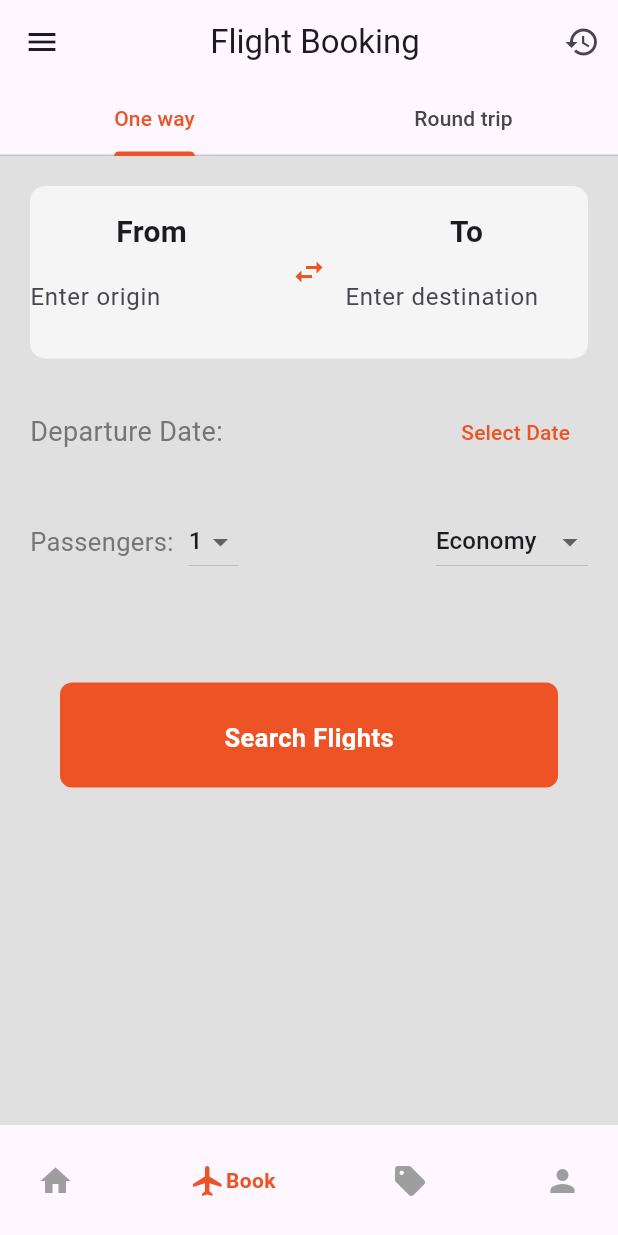
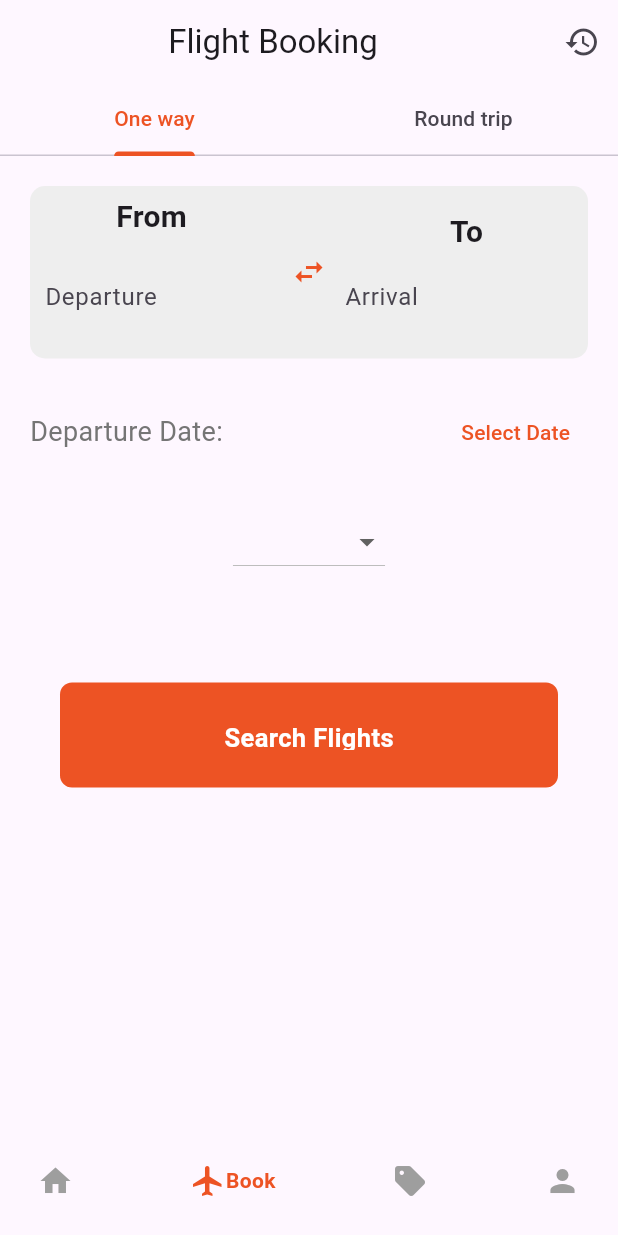
Before and after one commit to Skandaking/blueberry_app, a Flutter app: the screen it shows once a user with an empty profile is signed in, item 2 of the bottom bar chosen, on a phone screen of 412 x 824 dp. Run offline on Flutter 3.47's test engine with Material 3 defaults, Android fonts, the light colour scheme and no system bars; drawn by our look-alikes of google_nav_bar; our stand-ins replace carousel_slider, cloud_firestore, firebase_auth, firebase_core, google_fonts, google_sign_in and 1 more; accounts and stored records are empty.

Commit message:
created a search_flight_results page

```diff
--- /dev/null
+++ b/lib/Methods/search_flight.dart
@@ -0,0 +1,187 @@
+class Flight {
+  final String flightNumber;
+  final String departure;
+  final String arrival;
+  final String departureDate;
+  final String departureTime;
+  final int availableSeats;
+  final String price;
+  final String status;
+
+  Flight({
+    required this.flightNumber,
+    required this.departure,
+    required this.arrival,
+    required this.departureDate,
+    required this.departureTime,
+    required this.availableSeats,
+    required this.price,
+    required this.status,
+  });
+
+  factory Flight.fromJson(Map<String, dynamic> json) {
+    return Flight(
+      flightNumber: json['FlightNumber'] ?? json['uniqueID'],
+      departure: json['Departure'],
+      arrival: json['Arrival'],
+      departureDate: json['DepartureDate'],
+      departureTime: json['DepartureTime'],
+      availableSeats: json['AvailableSeats'],
+      price: json['Price'],
+      status: json['Status'],
+    );
+  }
+  Map<String, dynamic> toJson() {
+    return {
+      'flightNumber': flightNumber,
+      'departure': departure,
+      'arrival': arrival,
+      'departureDate': departureDate,
+      'departureTime': departureTime,
+      'availableSeats': availableSeats,
+      'price': price,
+      'status': status,
+    };
+  }
+}
+
+List<Flight> flights = [
+  {
+    "FlightNumber": "FL001",
+    "Departure": "Lilongwe (LLW)",
+    "Arrival": "Blantyre (BLT)",
+    "DepartureDate": "2024-04-11",
+    "DepartureTime": "08:30",
+    "AvailableSeats": 50,
+    "Price": "120",
+    "Status": "Active"
+  },
+  {
+    "FlightNumber": "FL010",
+    "Departure": "Lilongwe (LLW)",
+    "Arrival": "Blantyre (BLT)",
+    "DepartureDate": "2024-04-15",
+    "DepartureTime": "13:30",
+    "AvailableSeats": 50,
+    "Price": "120",
+    "Status": "Active"
+  },
+  {
+    "FlightNumber": "FL002",
+    "Departure": "Lilongwe (LLW)",
+    "Arrival": "Cape Town (CPT)",
+    "DepartureDate": "2024-04-12",
+    "DepartureTime": "10:00",
+    "AvailableSeats": 60,
+    "Price": "200",
+    "Status": "Active"
+  },
+  {
+    "FlightNumber": "FL003",
+    "Departure": "Lilongwe (LLW)",
+    "Arrival": "Mombasa (MBA)",
+    "DepartureDate": "2024-04-13",
+    "DepartureTime": "09:45",
+    "AvailableSeats": 45,
+    "Price": "210",
+    "Status": "Active"
+  },
+  {
+    "FlightNumber": "FL004",
+    "Departure": "Lilongwe (LLW)",
+    "Arrival": "Johannesburg (JNB)",
+    "DepartureDate": "2024-04-14",
+    "DepartureTime": "11:20",
+    "AvailableSeats": 55,
+    "Price": "140",
+    "Status": "Active"
+  },
+  {
+    "FlightNumber": "FL005",
+    "Departure": "Lilongwe (LLW)",
+    "Arrival": "Lagos (LOS)",
+    "DepartureDate": "2024-04-15",
+    "DepartureTime": "08:00",
+    "AvailableSeats": 40,
+    "Price": "125",
+    "Status": "Active"
+  },
+  {
+    "FlightNumber": "FL006",
+    "Departure": "Lilongwe (LLW)",
+    "Arrival": "Zanzibar City (ZNZ)",
+    "DepartureDate": "2024-04-16",
+    "DepartureTime": "10:30",
+    "AvailableSeats": 65,
+    "Price": "155",
+    "Status": "Active"
+  },
+  {
+    "FlightNumber": "FL007",
+    "Departure": "Lilongew (LLW)",
+    "Arrival": "Dar es Salaam (DAR)",
+    "DepartureDate": "2024-04-17",
+    "DepartureTime": "09:15",
+    "AvailableSeats": 70,
+    "Price": "160",
+    "Status": "Active"
+  },
+  {
+    "FlightNumber": "FL008",
+    "Departure": "Lilongwe (LLW)",
+    "Arrival": "Kigali (KGL)",
+    "DepartureDate": "2024-04-18",
+    "DepartureTime": "11:45",
+    "AvailableSeats": 48,
+    "Price": "220",
+    "Status": "Active"
+  },
+  {
+    "uniqueID": "FL009",
+    "Departure": "Lilongwe (LLW)",
+    "Arrival": "Accra (ACC)",
+    "DepartureDate": "2024-04-19",
+    "DepartureTime": "08:45",
+    "AvailableSeats": 53,
+    "Price": "145",
+    "Status": "Active"
+  }
+  // Add more flight data here...
+].map((json) => Flight.fromJson(json)).toList();
+
+List<Flight> searchFlightsByArrival(String toCity, String travelClass) {
+  List<Flight> results = flights
+      .where((flight) =>
+          flight.arrival.toLowerCase().contains(toCity.toLowerCase()))
+      .toList();
+
+  if (travelClass == 'Business') {
+    results = results
+        .map((flight) => Flight(
+              flightNumber: flight.flightNumber,
+              departure: flight.departure,
+              arrival: flight.arrival,
+              departureDate: flight.departureDate,
+              departureTime: flight.departureTime,
+              availableSeats: flight.availableSeats,
+              price: (int.parse(flight.price) * 2).toString(),
+              status: flight.status,
+            ))
+        .toList();
+  } else if (travelClass == 'First Class') {
+    results = results
+        .map((flight) => Flight(
+              flightNumber: flight.flightNumber,
+              departure: flight.departure,
+              arrival: flight.arrival,
+              departureDate: flight.departureDate,
+              departureTime: flight.departureTime,
+              availableSeats: flight.availableSeats,
+              price: (int.parse(flight.price) * 3).toString(),
+              status: flight.status,
+            ))
+        .toList();
+  }
+
+  return results;
+}
--- a/lib/pages/booking_page.dart
+++ b/lib/pages/booking_page.dart
@@ -1,8 +1,7 @@
+import 'package:blueberry_app/Methods/search_flight.dart';
 import 'package:blueberry_app/componets/my_button.dart';
-import 'package:blueberry_app/componets/side_navbar.dart';
-import 'package:flutter/cupertino.dart';
+import 'package:blueberry_app/pages/search_flight_results.dart';
 import 'package:flutter/material.dart';
-import 'package:flutter/widgets.dart';
 
 class BookingPage extends StatefulWidget {
   const BookingPage({Key? key}) : super(key: key);
@@ -14,22 +13,28 @@ class BookingPage extends StatefulWidget {
 class _BookingPageState extends State<BookingPage> {
   DateTime? departureDate;
   DateTime? returnDate;
+  String? fromCity;
+  String? toCity;
+  int? passengers;
+  String? travelClass;
+  double? totalPrice;
+
+  final TextEditingController _fromCityController = TextEditingController();
+  final TextEditingController _toCityController = TextEditingController();
+  //final TextEditingController _passengersController = TextEditingController();
 
   @override
   Widget build(BuildContext context) {
     return DefaultTabController(
       length: 2,
       child: Scaffold(
-        drawer: SideNavbar(),
-        backgroundColor: Colors.grey[300],
         appBar: AppBar(
           title: Center(child: Text('Flight Booking')),
           actions: [
             IconButton(icon: Icon(Icons.history), onPressed: () {}),
           ],
           bottom: TabBar(
-            indicatorColor: Theme.of(context)
-                .primaryColor, // Color of the selected tab indicator
+            indicatorColor: Theme.of(context).primaryColor,
             labelColor: Theme.of(context).primaryColor,
             tabs: [
               Tab(text: 'One way'),
@@ -48,14 +53,14 @@ class _BookingPageState extends State<BookingPage> {
                   children: [
                     // Search row for from and to
                     Container(
-                      height: 115.0, // Increased height for the row
+                      height: 115.0,
                       decoration: BoxDecoration(
                         borderRadius: BorderRadius.circular(10.0),
-                        color: Colors.grey[100],
+                        color: Colors.grey[200],
                       ),
                       child: Row(
                         children: [
-                          const Expanded(
+                          Expanded(
                             child: Column(
                               mainAxisAlignment: MainAxisAlignment.center,
                               children: [
@@ -67,10 +72,19 @@ class _BookingPageState extends State<BookingPage> {
                                   ),
                                 ),
                                 SizedBox(height: 5.0),
-                                TextField(
+                                Padding(
+                                  padding: const EdgeInsets.all(10.0),
+                                  child: TextField(
+                                    controller: _fromCityController,
                                     decoration: InputDecoration(
-                                    hintText: 'Enter origin',
+                                      hintText: 'Departure',
                                       border: InputBorder.none,
+                                    ),
+                                    onChanged: (value) {
+                                      setState(() {
+                                        fromCity = value;
+                                      });
+                                    },
                                   ),
                                 ),
                               ],
@@ -79,8 +93,9 @@ class _BookingPageState extends State<BookingPage> {
                           IconButton(
                             icon: Icon(Icons.swap_horiz),
                             color: Color.fromARGB(255, 237, 83, 36),
-                            onPressed:
-                                () {}, // Implement functionality to swap from and to
+                            onPressed: () {
+                              // Implement functionality to swap from and to
+                            },
                           ),
                           Expanded(
                             child: Column(
@@ -95,10 +110,16 @@ class _BookingPageState extends State<BookingPage> {
                                 ),
                                 SizedBox(height: 5.0),
                                 TextField(
+                                  controller: _toCityController,
                                   decoration: InputDecoration(
-                                    hintText: 'Enter destination',
+                                    hintText: 'Arrival',
                                     border: InputBorder.none,
                                   ),
+                                  onChanged: (value) {
+                                    setState(() {
+                                      toCity = value;
+                                    });
+                                  },
                                 ),
                               ],
                             ),
@@ -113,16 +134,19 @@ class _BookingPageState extends State<BookingPage> {
                         Text(
                           'Departure Date:',
                           style: TextStyle(
-                              fontSize: 18.0, color: Colors.grey[600]),
+                            fontSize: 18.0,
+                            color: Colors.grey[600],
+                          ),
                         ),
                         Spacer(),
                         TextButton(
                           onPressed: () {
-                            _selectDate(
-                                context, true); // Call function to pick a date
+                            _selectDate(context, true);
                           },
                           child: Text(
-                            'Select Date',
+                            departureDate == null
+                                ? 'Select Date'
+                                : '${departureDate!.day}/${departureDate!.month}/${departureDate!.year}',
                             style: TextStyle(
                               color: Color.fromARGB(255, 237, 83, 36),
                             ),
@@ -134,35 +158,10 @@ class _BookingPageState extends State<BookingPage> {
                     // Passengers and class selection
                     Row(
                       children: [
-                        Text(
-                          'Passengers:',
-                          style: TextStyle(
-                              fontSize: 17.0, color: Colors.grey[600]),
-                        ),
-                        SizedBox(width: 10.0),
-                        DropdownButton<int>(
-                          value: 1, // Initial value (1 passenger)
-                          items: [
-                            DropdownMenuItem(
-                              value: 1,
-                              child: Text('1'),
-                            ),
-                            DropdownMenuItem(
-                              value: 2,
-                              child: Text('2'),
-                            ),
-                            DropdownMenuItem(
-                              value: 3,
-                              child: Text('3'),
-                            ),
-                            // Add more options as needed
-                          ],
-                          onChanged:
-                              (value) {}, // Implement functionality to handle passenger selection
-                        ),
-                        Spacer(),
-                        DropdownButton<String>(
-                          value: 'Economy', // Initial value
+                        Expanded(
+                          child: Center(
+                            child: DropdownButton<String>(
+                              value: travelClass, // Update the value property
                               items: const [
                                 DropdownMenuItem(
                                   value: 'Economy',
@@ -177,20 +176,59 @@ class _BookingPageState extends State<BookingPage> {
                                   child: Text('First Class'),
                                 ),
                               ],
-                          onChanged:
-                              (value) {}, // Implement functionality to handle class selection
+                              onChanged: (value) {
+                                setState(() {
+                                  travelClass =
+                                      value; // Update the travelClass variable
+                                });
+                              },
+                            ),
+                          ),
                         ),
                       ],
                     ),
+
                     SizedBox(height: 70.0),
+
                     // Search flights button
                     SizedBox(
                       width: double.infinity,
                       height: 70.0,
                       child: MyButton(
                         text: 'Search Flights',
-                          onTap: () {},
-                        ))
+                        onTap: () {
+                          if (fromCity == null ||
+                              toCity == null ||
+                              departureDate == null) {
+                            ScaffoldMessenger.of(context).showSnackBar(
+                              SnackBar(
+                                content: Text('Please fill in all the fields'),
+                                duration: Duration(seconds: 2),
+                              ),
+                            );
+                          } else {
+                            final searchResults =
+                                searchFlightsByArrival(toCity!, travelClass!);
+                            if (searchResults.isEmpty) {
+                              ScaffoldMessenger.of(context).showSnackBar(
+                                SnackBar(
+                                  content: Text('No search results found'),
+                                  duration: Duration(seconds: 2),
+                                ),
+                              );
+                            } else {
+                              Navigator.push(
+                                context,
+                                MaterialPageRoute(
+                                  builder: (context) =>
+                                      SearchResultsPage(results: searchResults),
+                                ),
+                              );
+                            }
+                          }
+                        },
+                      ),
+                    ),
                   ],
                 ),
               ),
@@ -204,7 +242,7 @@ class _BookingPageState extends State<BookingPage> {
                   children: [
                     // Search row for from and to
                     Container(
-                      height: 115.0, // Increased height for the row
+                      height: 115.0,
                       decoration: BoxDecoration(
                         borderRadius: BorderRadius.circular(10.0),
                         color: Colors.grey[100],
@@ -223,10 +261,19 @@ class _BookingPageState extends State<BookingPage> {
                                   ),
                                 ),
                                 SizedBox(height: 5.0),
-                                TextField(
+                                Padding(
+                                  padding: const EdgeInsets.all(10.0),
+                                  child: TextField(
+                                    controller: _fromCityController,
                                     decoration: InputDecoration(
-                                    hintText: 'Enter origin',
+                                      hintText: 'Departure',
                                       border: InputBorder.none,
+                                    ),
+                                    onChanged: (value) {
+                                      setState(() {
+                                        fromCity = value;
+                                      });
+                                    },
                                   ),
                                 ),
                               ],
@@ -235,10 +282,11 @@ class _BookingPageState extends State<BookingPage> {
                           IconButton(
                             icon: Icon(Icons.swap_horiz_rounded),
                             color: Color.fromARGB(255, 237, 83, 36),
-                            onPressed:
-                                () {}, // Implement functionality to swap from and to
+                            onPressed: () {
+                              // Implement functionality to swap from and to
+                            },
                           ),
-                          const Expanded(
+                          Expanded(
                             child: Column(
                               mainAxisAlignment: MainAxisAlignment.center,
                               children: [
@@ -250,10 +298,19 @@ class _BookingPageState extends State<BookingPage> {
                                   ),
                                 ),
                                 SizedBox(height: 5.0),
-                                TextField(
+                                Padding(
+                                  padding: const EdgeInsets.only(right: 10),
+                                  child: TextField(
+                                    controller: _toCityController,
                                     decoration: InputDecoration(
-                                    hintText: 'Enter destination',
+                                      hintText: 'Arrival',
                                       border: InputBorder.none,
+                                    ),
+                                    onChanged: (value) {
+                                      setState(() {
+                                        toCity = value;
+                                      });
+                                    },
                                   ),
                                 ),
                               ],
@@ -281,8 +338,7 @@ class _BookingPageState extends State<BookingPage> {
                             SizedBox(height: 5.0),
                             TextButton(
                               onPressed: () {
-                                _selectDate(
-                                    context, true); // Select departure date
+                                _selectDate(context, true);
                               },
                               child: Text(
                                 departureDate == null
@@ -309,8 +365,7 @@ class _BookingPageState extends State<BookingPage> {
                             SizedBox(height: 5.0),
                             TextButton(
                               onPressed: () {
-                                _selectDate(
-                                    context, false); // Select return date
+                                _selectDate(context, false);
                               },
                               child: Text(
                                 returnDate == null
@@ -329,38 +384,11 @@ class _BookingPageState extends State<BookingPage> {
                     // Passengers and class selection
                     Row(
                       children: [
-                        Text(
-                          'Passengers:',
-                          style: TextStyle(
-                            fontSize: 17.0,
-                            color: Colors.grey[600],
-                          ),
-                        ),
-                        SizedBox(width: 10.0),
-                        DropdownButton<int>(
-                          value: 1, // Initial value (1 passenger)
-                          items: [
-                            DropdownMenuItem(
-                              value: 1,
-                              child: Text('1'),
-                            ),
-                            DropdownMenuItem(
-                              value: 2,
-                              child: Text('2'),
-                            ),
-                            DropdownMenuItem(
-                              value: 3,
-                              child: Text('3'),
-                            ),
-                            // Add more options as needed
-                          ],
-                          onChanged:
-                              (value) {}, // Implement functionality to handle passenger selection
-                        ),
-                        Spacer(),
-                        DropdownButton<String>(
-                          value: 'Economy', // Initial value
-                          items: [
+                        Expanded(
+                          child: Center(
+                            child: DropdownButton<String>(
+                              value: travelClass, // Update the value property
+                              items: const [
                                 DropdownMenuItem(
                                   value: 'Economy',
                                   child: Text('Economy'),
@@ -374,19 +402,57 @@ class _BookingPageState extends State<BookingPage> {
                                   child: Text('First Class'),
                                 ),
                               ],
-                          onChanged:
-                              (value) {}, // Implement functionality to handle class selection
+                              onChanged: (value) {
+                                setState(() {
+                                  travelClass =
+                                      value; // Update the travelClass variable
+                                });
+                              },
+                            ),
+                          ),
                         ),
                       ],
                     ),
+
                     SizedBox(height: 70.0),
                     // Search flights button
                     SizedBox(
                       width: double.infinity,
                       height: 70.0,
                       child: MyButton(
+                        onTap: () {
+                          if (fromCity == null ||
+                              toCity == null ||
+                              departureDate == null ||
+                              returnDate == null) {
+                            ScaffoldMessenger.of(context).showSnackBar(
+                              SnackBar(
+                                content: Text('Please fill in all the fields'),
+                                duration: Duration(seconds: 2),
+                              ),
+                            );
+                          } else {
+                            final searchResults =
+                                searchFlightsByArrival(toCity!, travelClass!);
+                            if (searchResults.isEmpty) {
+                              ScaffoldMessenger.of(context).showSnackBar(
+                                SnackBar(
+                                  content: Text('No search results found'),
+                                  duration: Duration(seconds: 2),
+                                ),
+                              );
+                            } else {
+                              Navigator.push(
+                                context,
+                                MaterialPageRoute(
+                                  builder: (context) =>
+                                      SearchResultsPage(results: searchResults),
+                                ),
+                              );
+                            }
+                          }
+                        },
                         text: 'Search Flights',
-                        onTap: () {},
                       ),
                     ),
                   ],
--- a/lib/pages/profile_page.dart
+++ b/lib/pages/profile_page.dart
@@ -1,4 +1,3 @@
-import 'dart:ffi';
 import 'dart:typed_data';
 
 import 'package:blueberry_app/Methods/image_get.dart';
--- a/pubspec.yaml
+++ b/pubspec.yaml
@@ -41,10 +41,12 @@ dependencies:
   google_sign_in: ^6.2.1
   intl: ^0.19.0
   cloud_firestore: ^4.15.8
-  google_fonts: ^6.2.1
+  google_fonts: ^4.0.4
   image_picker: ^1.0.7
   url_launcher: ^6.2.5
   carousel_slider: ^4.2.1
+  algoliasearch: ^1.6.1
+  algolia: ^1.1.2
 
 dev_dependencies:
   flutter_test:
```
Also changed, not shown: lib/pages/search_flight_results.dart (added, +137 -0 lines), pubspec.lock. Lines whose indentation alone changed are shown as unchanged.
